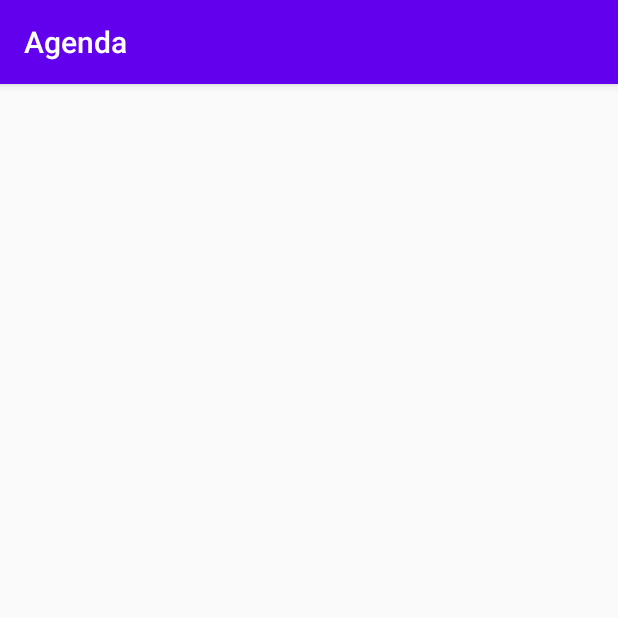
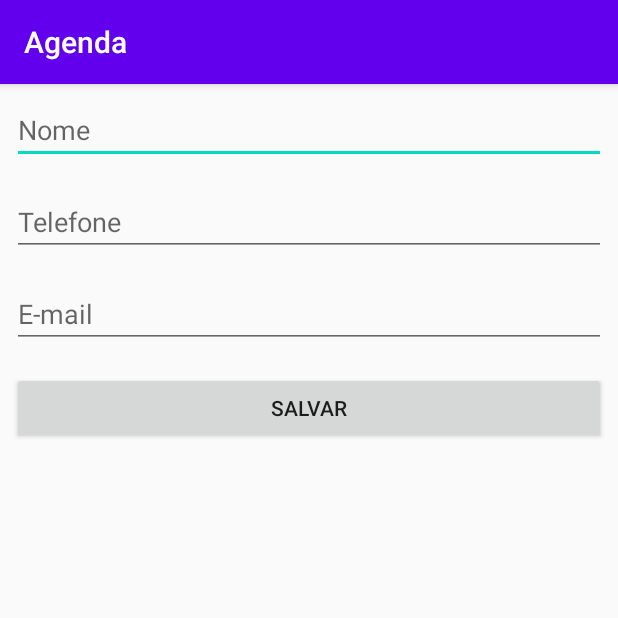
Before and after one commit to jcbeuker/Alura-Android-Agenda, an Android app: the screen it shows after launch (FormularioAlunoActivity), on a phone screen of 412 x 824 dp, the top half of it. Run offline under Robolectric (Android 15) with nearby library versions, the phone set to English and light mode, and no system bars.

Commit message:
Aula 4 - Implementando o layout do formulário

```diff
--- a/app/src/main/res/layout/activity_formulario_aluno.xml
+++ b/app/src/main/res/layout/activity_formulario_aluno.xml
@@ -1,9 +1,30 @@
 <?xml version="1.0" encoding="utf-8"?>
-<androidx.constraintlayout.widget.ConstraintLayout xmlns:android="http://schemas.android.com/apk/res/android"
-    xmlns:app="http://schemas.android.com/apk/res-auto"
-    xmlns:tools="http://schemas.android.com/tools"
+<LinearLayout xmlns:android="http://schemas.android.com/apk/res/android"
     android:layout_width="match_parent"
     android:layout_height="match_parent"
-    tools:context=".ui.activity.FormularioAlunoActivity">
+    android:orientation="vertical">
+    <EditText android:id="@+id/activity_formulario_aluno_nome"
+        android:layout_width="match_parent"
+        android:layout_margin="8dp"
+        android:hint="Nome"
+        android:inputType="textCapWords"
+        android:layout_height="wrap_content"/>
+    <EditText android:id="@+id/activity_formulario_aluno_telefone"
+        android:layout_width="match_parent"
+        android:layout_margin="8dp"
+        android:inputType="phone"
+        android:hint="Telefone"
+        android:layout_height="wrap_content"/>
+    <EditText android:id="@+id/activity_formulario_aluno_email"
+        android:layout_width="match_parent"
+        android:layout_margin="8dp"
+        android:hint="E-mail"
+        android:inputType="textEmailAddress"
+        android:layout_height="wrap_content"/>
+    <Button android:id="@+id/activity_formulario_aluno_botao_salvar"
+        android:layout_width="match_parent"
+        android:layout_margin="8dp"
+        android:text="Salvar"
+        android:layout_height="wrap_content"/>
 
-</androidx.constraintlayout.widget.ConstraintLayout>
+</LinearLayout>
```
